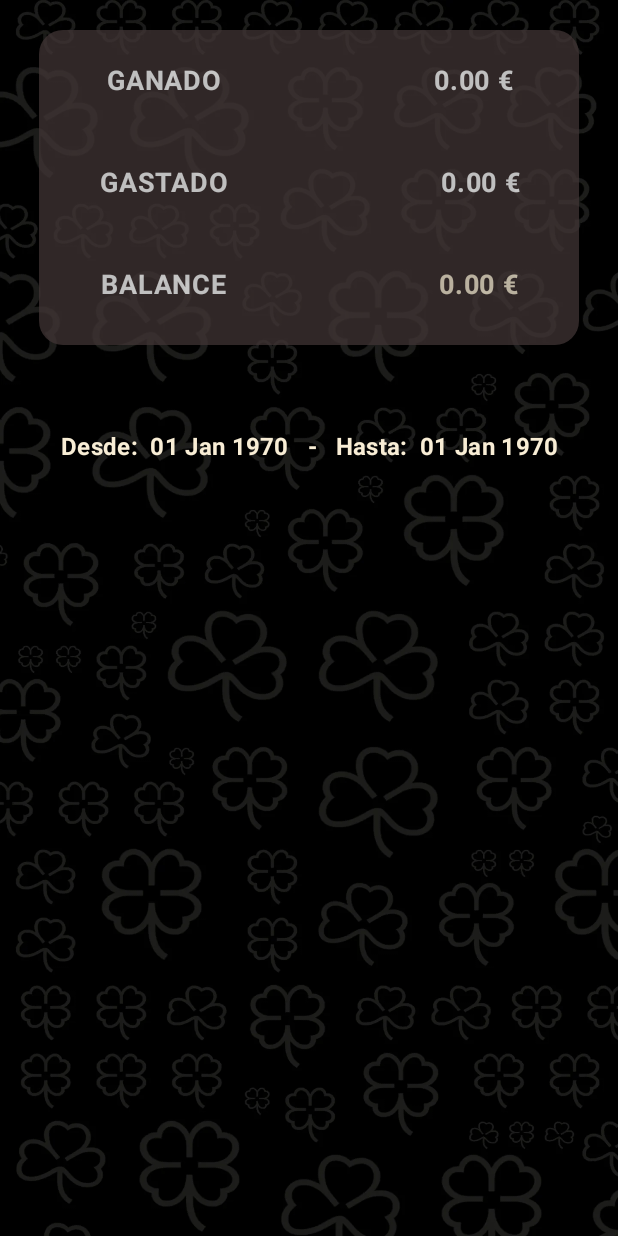
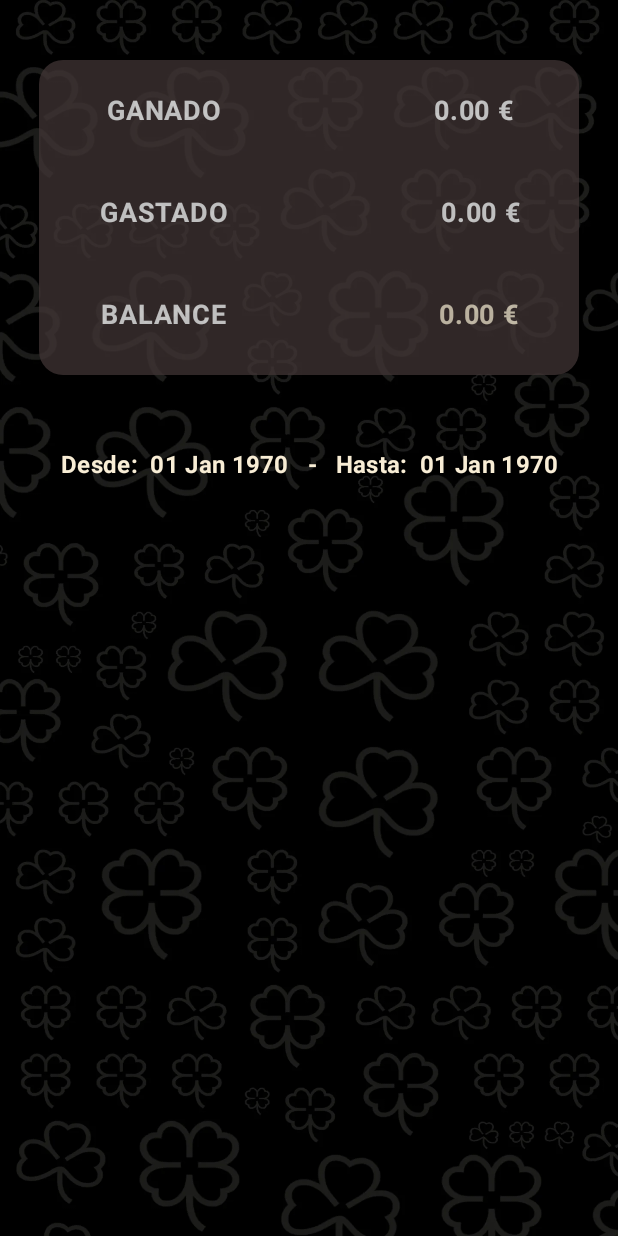
Before and after one commit to petyo-petkov/LotteryBalance, an Android app built with Jetpack Compose: the composable SecScreenContent called with empty values, on a phone screen of 412 x 824 dp. Run offline under Robolectric (Android 15) with nearby library versions, the light colour scheme and no system bars; our stand-ins replace Dagger/Hilt's generated code.

Commit message:
ui changes

```diff
--- a/app/src/main/java/com/example/lotterybalance/presentation/firstScreen/InfoDialog.kt
+++ b/app/src/main/java/com/example/lotterybalance/presentation/firstScreen/InfoDialog.kt
@@ -372,7 +372,7 @@ fun InfoDialog(
         show = showBorrar,
         onDismiss = { showBorrar = false },
         onConfirm = {
-            boletoModel.deleteOneBoleto(boleto)
+            boletoModel.deleteOneBoleto()
             boletoModel.getAllBoletos()
             showBorrar = false
             onDismiss()
--- a/app/src/main/java/com/example/lotterybalance/presentation/secondScreen/SecScreenContent.kt
+++ b/app/src/main/java/com/example/lotterybalance/presentation/secondScreen/SecScreenContent.kt
@@ -56,7 +56,7 @@ fun SecScreenContent(
             )
     )
     {
-        Spacer(modifier = Modifier.padding(10.dp))
+        Spacer(modifier = Modifier.padding(20.dp))
 
         BalanceCard(gastado = gastado, ganado = ganado)
 
@@ -67,9 +67,7 @@ fun SecScreenContent(
             text = "Desde:  ${formatter.format(startDay)}" +
                     "   -   " +
                     "Hasta:  ${formatter.format(endDay)}",
-            modifier = Modifier
-
-                .padding(8.dp),
+            modifier = Modifier,
             textAlign = TextAlign.Center,
             fontWeight = FontWeight.Bold,
             style = MaterialTheme.typography.titleMedium
--- a/app/src/main/java/com/example/lotterybalance/viewModels/BoletoViewModel.kt
+++ b/app/src/main/java/com/example/lotterybalance/viewModels/BoletoViewModel.kt
@@ -17,11 +17,9 @@ import javax.inject.Inject
 class BoletoViewModel @Inject constructor(
 
     private val boletoDao: BoletoDao,
-    //private val premioDao: PremioDao,
 
     ) : ViewModel() {
 
-    //VARIABLES BOLETO
     var boletos by mutableStateOf<List<BoletoEntity>>(listOf())
         private set
     var boleto by mutableStateOf(
@@ -37,28 +35,11 @@ class BoletoViewModel @Inject constructor(
     )
         private set
 
+
     var sortidoBoletos by mutableStateOf<List<BoletoEntity>>(listOf())
-        private set
-/*
-    var boletosPremio by mutableStateOf<List<BoletoConPremio>>(listOf())
         private set
 
 
-    // VARIABLES PREMIO
-   var premios by mutableStateOf<List<PremioEntity>>(listOf())
-        private set
-
-
-    var premio by mutableStateOf(PremioEntity(boletoId = 0L, premio = 0.0))
-        private set
-
-    var premioId by mutableStateOf(PremioEntity(boletoId = 0L, premio = 0.0))
-        private set
-
- */
-
-
-    // FUNC BOLETO
     fun getAllBoletos() {
         viewModelScope.launch {
             boletoDao.getAllBoletos()
@@ -108,7 +89,7 @@ class BoletoViewModel @Inject constructor(
 
     }
 
-    fun deleteOneBoleto(boleto: BoletoEntity) {
+    fun deleteOneBoleto() {
         viewModelScope.launch {
             boletoDao.deleteBoleto(boleto)
             boletoDao.getAllBoletos()
@@ -129,105 +110,4 @@ class BoletoViewModel @Inject constructor(
     }
 
 
-/*
-    fun getAllboletosConPremios() {
-        viewModelScope.launch {
-            boletoDao.getAllBoletosConPremio()
-                .flowOn(Dispatchers.IO)
-                .collect { result ->
-                    if (result.isNotEmpty()) {
-                        boletosPremio = result
-                    }
-                }
-        }
-    }
-
-
-
-    // FUNC PREMIO
-    suspend fun insertPremio(data: Double) {
-        viewModelScope.launch(Dispatchers.IO) {
-            makePremioEntity(data)?.let { premioDao.insertPremio(it) }
-
-        }
-
-    }
-
-
-    fun loadPremioById(id: Long) {
-        viewModelScope.launch {
-            premioDao.loadPremioByID(id)
-                .flowOn(Dispatchers.IO)
-                .collect { result ->
-                    if (result != null){
-                        premioId = result
-                    }
-                }
-        }
-    }
-
-
-
-    suspend fun updatePremio(premio: PremioEntity) {
-        viewModelScope.launch {
-            premioDao.updatePremio(premio)
-        }
-    }
-
-    fun getPremios() {
-        viewModelScope.launch {
-            premioDao.getPremios()
-                .flowOn(Dispatchers.IO)
-                .collect { result ->
-                    if (result.isNotEmpty()) {
-                        premios = result
-                    }
-                }
-        }
-    }
-
-    fun getPremio() {
-        viewModelScope.launch {
-            premioDao.getPremio()
-                ?.flowOn(Dispatchers.IO)
-                ?.collect { result ->
-                    premio = result
-                }
-        }
-    }
-
-    fun deletePremios() {
-        viewModelScope.launch {
-            premioDao.deletePremios(premios)
-            premioDao.getPremios()
-                .flowOn(Dispatchers.IO)
-                .collect { result ->
-                    if (result.isEmpty()) {
-                        premios = result
-                    }
-
-                }
-
-        }
-    }
-
-    fun deletePremio(premio: PremioEntity) {
-        viewModelScope.launch {
-            premioDao.deletePremio(premio)
-            premioDao.getPremios()
-                .flowOn(Dispatchers.IO)
-                .collect { result ->
-                    if (result.isEmpty()) {
-                        premios = result
-                    }
-                }
-        }
-    }
-
-    private fun makePremioEntity(data: Double?): PremioEntity? {
-        return data?.let { PremioEntity(premio = it, boletoId = boleto.numeroSerie) }
-    }
-
- */
-
 }
```
